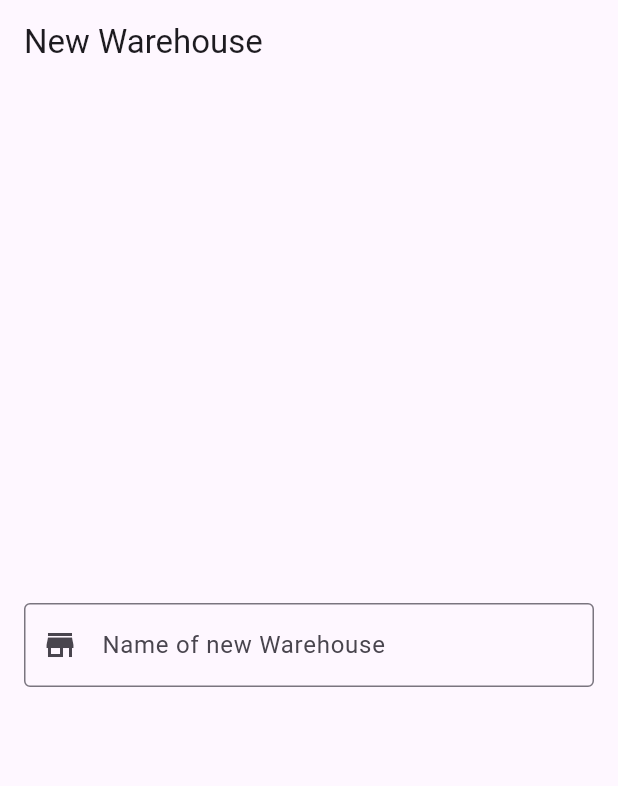
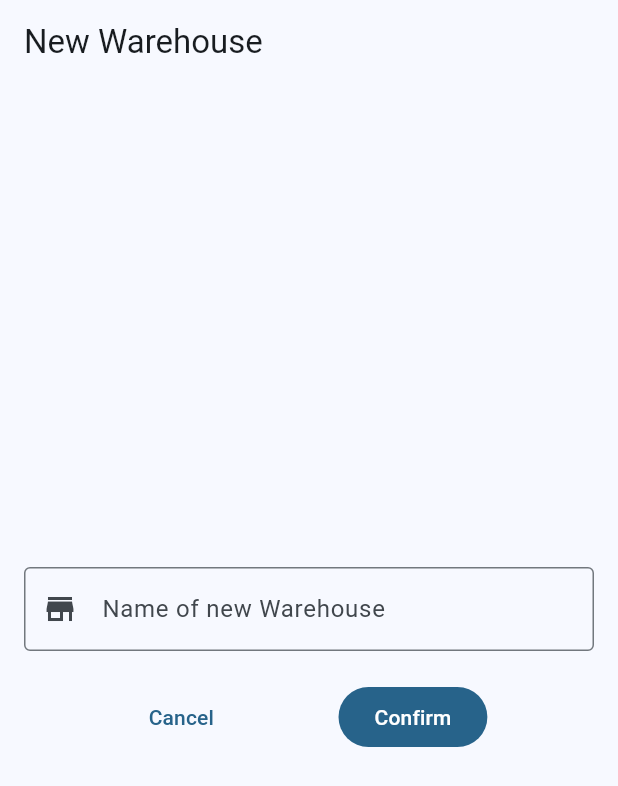
Before and after one commit to mvpur/tracknshop, a Flutter app: the screen it shows after launch, after a tap on the "add" icon, on a phone screen of 412 x 824 dp. Shown: the top 786 px of the screen. Run offline on Flutter 3.47's test engine with Material 3 defaults, Android fonts, the phone set to English and light mode, and no system bars; our stand-ins replace flutter_speed_dial, go_router.

```diff
--- a/lib/main.dart
+++ b/lib/main.dart
@@ -13,7 +13,7 @@ class MainApp extends StatelessWidget {
     return MaterialApp.router(
       routerConfig: appRouter,
       debugShowCheckedModeBanner: false,
-      theme: ThemeData(colorSchemeSeed: Colors.deepPurple, useMaterial3: true),
+      theme: ThemeData(colorSchemeSeed: Colors.lightBlue, useMaterial3: true),
     );
   }
 }
--- a/lib/presentation/screens/warehouse/new_warehouse_screen.dart
+++ b/lib/presentation/screens/warehouse/new_warehouse_screen.dart
@@ -1,4 +1,6 @@
 import 'package:flutter/material.dart';
+import 'package:go_router/go_router.dart';
+import 'package:track_shop_app/presentation/screens/warehouse/warehouse_screen.dart';
 
 class NewWarehouseScreen extends StatefulWidget {
   const NewWarehouseScreen({super.key});
@@ -18,13 +20,13 @@ class _NewWarehouseScreenState extends State<NewWarehouseScreen> {
       appBar: AppBar(
         title: const Text('New Warehouse'),
       ),
-      body: const Padding(
-        padding: EdgeInsets.all(16.0),
+      body: Padding(
+        padding: const EdgeInsets.all(16.0),
         child: Column(
           mainAxisAlignment: MainAxisAlignment.center,
           crossAxisAlignment: CrossAxisAlignment.stretch,
           children: [
-            TextField(
+            const TextField(
               decoration: InputDecoration(
                 labelText: 'Name of new Warehouse',
                 hintText: 'Name',
@@ -32,7 +34,18 @@ class _NewWarehouseScreenState extends State<NewWarehouseScreen> {
                 prefixIcon: Icon(Icons.store),
               ),
             ),
-            SizedBox(height: 20.0),
+            const SizedBox(height: 20.0),
+            Row(
+              mainAxisAlignment: MainAxisAlignment.spaceEvenly,
+              children: [
+                TextButton(
+                    onPressed: () => context.goNamed(WarehouseScreen.name),
+                    child: const Text('Cancel')),
+                FilledButton(
+                    onPressed: () => context.goNamed(WarehouseScreen.name),
+                    child: const Text('Confirm')),
+              ],
+            ),
           ],
         ),
       ),
--- a/lib/presentation/screens/warehouse/warehouse_detail_screen.dart
+++ b/lib/presentation/screens/warehouse/warehouse_detail_screen.dart
@@ -1,6 +1,8 @@
 import 'package:flutter/material.dart';
+import 'package:go_router/go_router.dart';
 import 'package:track_shop_app/core/data/warehouse_datasource.dart';
 import 'package:track_shop_app/entities/warehouse.dart';
+import 'package:track_shop_app/presentation/screens/element/new_element_screen.dart';
 
 class WarehouseDetailScreen extends StatelessWidget {
   static const String name = 'warehouse_detail_screen';
@@ -16,6 +18,10 @@ class WarehouseDetailScreen extends StatelessWidget {
     return Scaffold(
       appBar: AppBar(
         title: const Text('Warehouse Detail'),
+      ),
+      floatingActionButton: FloatingActionButton(
+        onPressed: () => context.goNamed(NewElementScreen.name),
+        child: const Icon(Icons.add),
       ),
       body: _WarehouseDetailView(warehouse: warehouse),
     );
--- a/lib/presentation/screens/warehouse/warehouse_screen.dart
+++ b/lib/presentation/screens/warehouse/warehouse_screen.dart
@@ -2,6 +2,7 @@ import 'package:flutter/material.dart';
 import 'package:go_router/go_router.dart';
 import 'package:track_shop_app/entities/warehouse.dart';
 import 'package:track_shop_app/core/data/warehouse_datasource.dart';
+import 'package:track_shop_app/presentation/screens/warehouse/new_warehouse_screen.dart';
 import 'package:track_shop_app/presentation/screens/warehouse/warehouse_detail_screen.dart';
 import 'package:track_shop_app/presentation/widgets/items/warehouse_item.dart';
 
@@ -18,8 +19,7 @@ class WarehouseScreen extends StatelessWidget {
         title: const Text('Warehouse'),
       ),
       floatingActionButton: FloatingActionButton(
-        onPressed: () => context.go('/new-warehouse'),
-        backgroundColor: Colors.blue,
+        onPressed: () => context.goNamed(NewWarehouseScreen.name),
         child: const Icon(Icons.add),
       ),
       body: const _WarehousesView(),
--- a/lib/presentation/widgets/bottom_navbar_scaffold.dart
+++ b/lib/presentation/widgets/bottom_navbar_scaffold.dart
@@ -21,9 +21,6 @@ class ScaffoldWithNavBar extends StatelessWidget {
       // directly passed as the body of the Scaffold.
       body: navigationShell,
       bottomNavigationBar: BottomNavigationBar(
-        backgroundColor: Colors.white,
-        selectedItemColor: Colors.blue,
-        unselectedItemColor: Colors.grey,
         items: const <BottomNavigationBarItem>[
           BottomNavigationBarItem(
               icon: Icon(Icons.home), label: 'My Warehouse'),
```
Also changed, not shown: lib/presentation/screens/collection/collection_detail_screen.dart (+27 -8 lines), lib/presentation/screens/collection/collection_screen.dart (+16 -4 lines), lib/presentation/screens/collection/new_collection_screen.dart (+17 -4 lines), lib/presentation/screens/element/new_element_screen.dart (+18 -4 lines).
